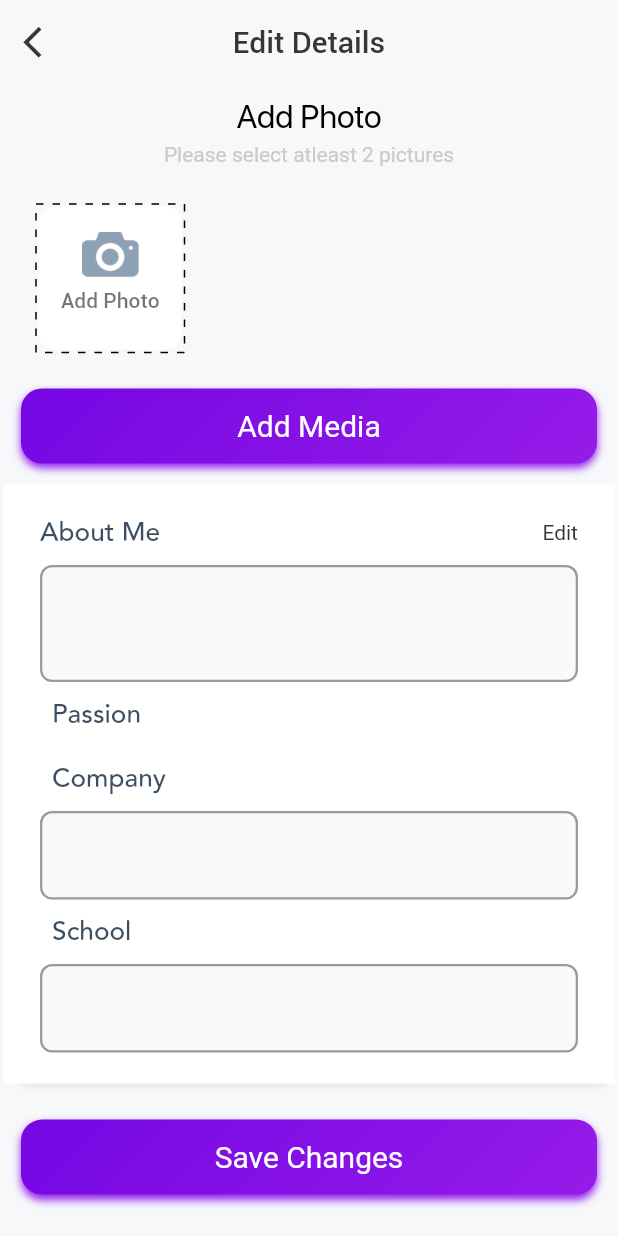
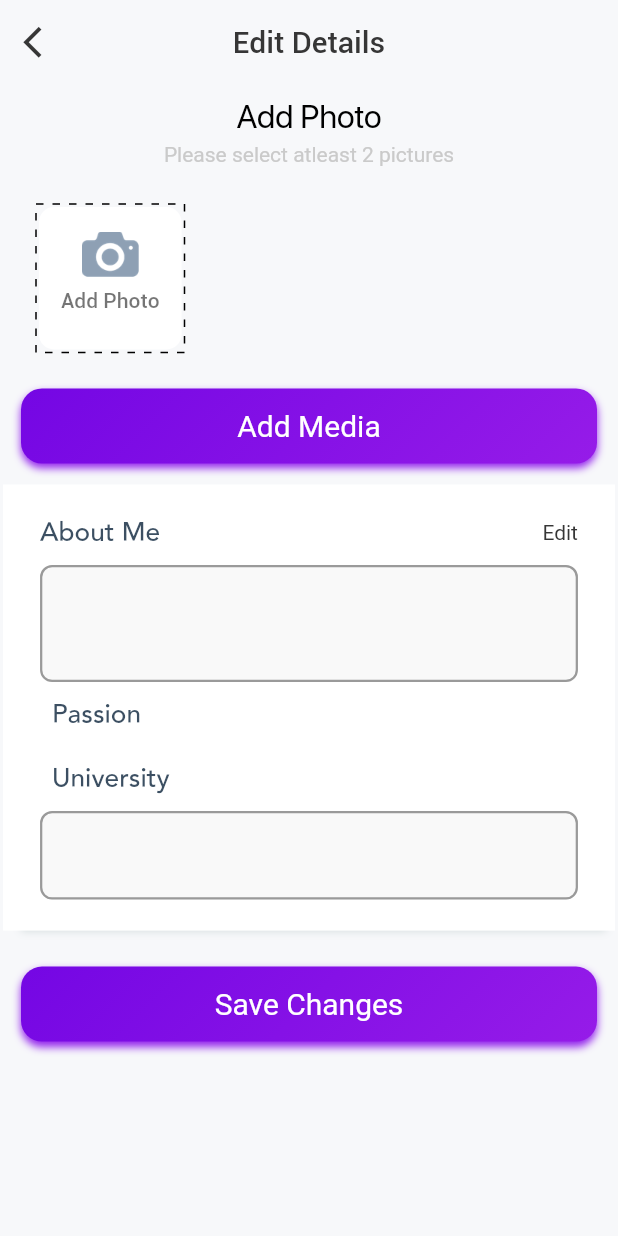
Before and after one commit to jagadeeshpodilapu/daytte, a Flutter app: the EditDetails screen opened by its route, on a phone screen of 412 x 824 dp. Run offline on Flutter 3.47's test engine with Material 2 defaults, Android fonts, the phone set to English and light mode, and no system bars; drawn by our look-alikes of dotted_border; our stand-ins replace connectivity_plus, dio, firebase_core, firebase_messaging, flutter_svg, geolocator and 12 more; accounts and stored records are empty; network calls fail; Roboto replaces fonts that are missing (SFProDisplay).

Commit message:
working on edit details page

```diff
--- a/lib/consts/constants.dart
+++ b/lib/consts/constants.dart
@@ -36,7 +36,7 @@ class Constants {
   static const String saveChanges = 'Save Changes';
   static const String passion = 'Passion';
   static const String company = 'Company';
-  static const String school = 'School';
+  static const String school = 'University';
   static const String addMedia = 'Add Media';
   static const String select2Pics = 'Please select atleast 2 pictures';
   static const String findNearest = 'Find the nearest';
--- a/lib/controllers/otpController/otp_controller.dart
+++ b/lib/controllers/otpController/otp_controller.dart
@@ -80,13 +80,14 @@ class OtpController extends BaseController {
         .post('/auth/verifyOtp', payload)
         .catchError(handleError);
     if (response == null) return;
+    print("new user ${response}");
 
     userInfoModel = UserInfoModel.fromJson(response);
 
     storage.write("token", userInfoModel?.userProperties.accessToken);
     storage.write("id", userInfoModel?.userProperties.user?.id);
-
     if (userInfoModel != null) {
+      print("new user ${userInfoModel!.userProperties.user!.newUser!}");
       if (userInfoModel!.userProperties.user!.newUser!) {
         storage.write('page', "1");
         var location = await Location().hasPermission();
--- a/lib/view/screens/editdetails/edit_details.dart
+++ b/lib/view/screens/editdetails/edit_details.dart
@@ -8,6 +8,7 @@ import 'package:daytte/view/widgets/textfield_widget.dart';
 import 'package:dotted_border/dotted_border.dart';
 import 'package:flutter/material.dart';
 import 'package:get/get.dart';
+import 'package:get_storage/get_storage.dart';
 
 import '../../../controllers/edit_details/edit_details_controller.dart';
 
@@ -113,8 +114,8 @@ class EditDetails extends StatelessWidget {
     controller.schoolController.text =
         controller.userModel?.data.user?.interestedIn ?? "";
     "";
-    controller.companyController.text =
-        controller.userModel?.data.user?.interestedIn ?? "";
+    // controller.companyController.text =
+    //     controller.userModel?.data.user?.interestedIn ?? "";
     return Container(
       margin: EdgeInsets.symmetric(horizontal: 2.0),
       decoration: BoxDecoration(
@@ -157,19 +158,27 @@ class EditDetails extends StatelessWidget {
                 ),
               ],
             ),
-            Align(
-                alignment: Alignment.topLeft,
-                child: Padding(
-                  padding: const EdgeInsets.all(8.0),
-                  child: headingWithTextStyle(0.9, Constants.passion, 17.5),
-                )),
+            GestureDetector(
+              onTap: (){
+                GetStorage().write("passion", "EditProfilePassion");
+                Get.toNamed(AppRoutes.PASSION);
+              },
+              child: Align(
+                  alignment: Alignment.topLeft,
+                  child: Padding(
+                    padding: const EdgeInsets.all(8.0),
+                    child: headingWithTextStyle(0.9, Constants.passion, 17.5),
+                  )),
+            ),
             Wrap(
               spacing: 6,
               runSpacing: 6,
               crossAxisAlignment: WrapCrossAlignment.start,
               children: List.generate(
                   controller.userModel?.data.user?.passion?.length ?? 0,
-                  (index) => Container(
+                  (index) {
+                    print("userDetails ${controller.userModel?.data.user?.passion?.first.name}");
+                    return Container(
                         padding:
                             EdgeInsets.symmetric(horizontal: 8, vertical: 6),
                         decoration: BoxDecoration(
@@ -181,20 +190,8 @@ class EditDetails extends StatelessWidget {
                             "${controller.userModel?.data.user?.passion?[index].name}",
                           ),
                         ),
-                      )),
-            ),
-            Align(
-                alignment: Alignment.topLeft,
-                child: Padding(
-                  padding: const EdgeInsets.all(8.0),
-                  child: headingWithTextStyle(0.9, Constants.company, 17.5),
-                )),
-            Obx(
-              () => TextFieldWidget(
-                  label: '',
-                  hint: '',
-                  readOnly: controller.isEdit.value,
-                  controller: controller.companyController),
+                      );
+                  }),
             ),
             Align(
                 alignment: Alignment.topLeft,
@@ -202,13 +199,15 @@ class EditDetails extends StatelessWidget {
                   padding: const EdgeInsets.all(8.0),
                   child: headingWithTextStyle(0.9, Constants.school, 17.5),
                 )),
-            Obx(
-              () => TextFieldWidget(
+             TextFieldWidget(
                 label: '',
                 hint: '',
-                readOnly: controller.isEdit.value,
+                onTap: (){
+                  GetStorage().write("university", "EditProfileUniversity");
+                  Get.toNamed(AppRoutes.UNIVERSITY);
+                },
+                readOnly: true,
                 controller: controller.schoolController,
-              ),
             ),
             addVerticalSpace(10)
           ],
--- a/lib/view/widgets/textfield_widget.dart
+++ b/lib/view/widgets/textfield_widget.dart
@@ -7,6 +7,9 @@ class TextFieldWidget extends StatelessWidget {
   final Function(String)? onChange;
   final Function(String)? validator;
   final bool? readOnly;
+  final Function()? onTap;
+  final bool? enable;
+
 
   const TextFieldWidget(
       {Key? key,
@@ -14,7 +17,7 @@ class TextFieldWidget extends StatelessWidget {
       required this.hint,
       required this.controller,
       this.onChange,
-      this.validator, this.readOnly=false})
+      this.validator, this.readOnly=false,this.onTap,this.enable})
       : super(key: key);
 
   @override
@@ -25,6 +28,8 @@ class TextFieldWidget extends StatelessWidget {
         readOnly: readOnly??false,
         validator: (v) => validator!(v!),
         controller: controller,
+        onTap: onTap,
+        enabled: enable,
         decoration: InputDecoration(
           label: Text(label),
           labelStyle: TextStyle(),
```
Also changed, not shown: lib/controllers/passion/passion_controller.dart (+12 -4 lines), lib/controllers/university/university_controller.dart (+12 -4 lines).
